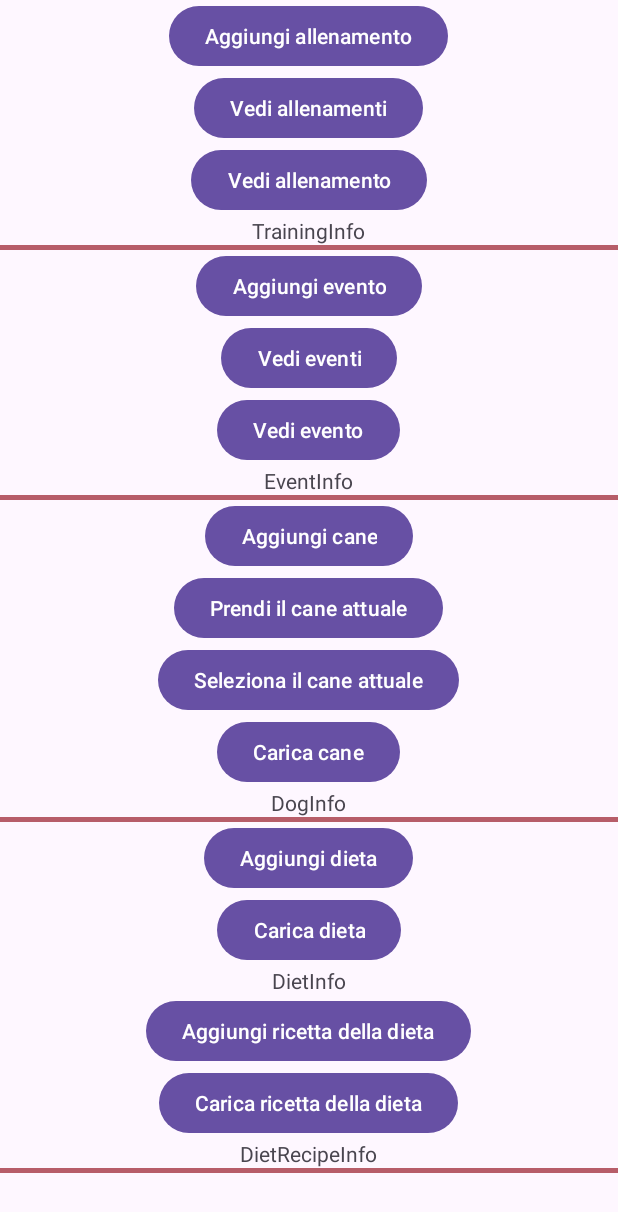
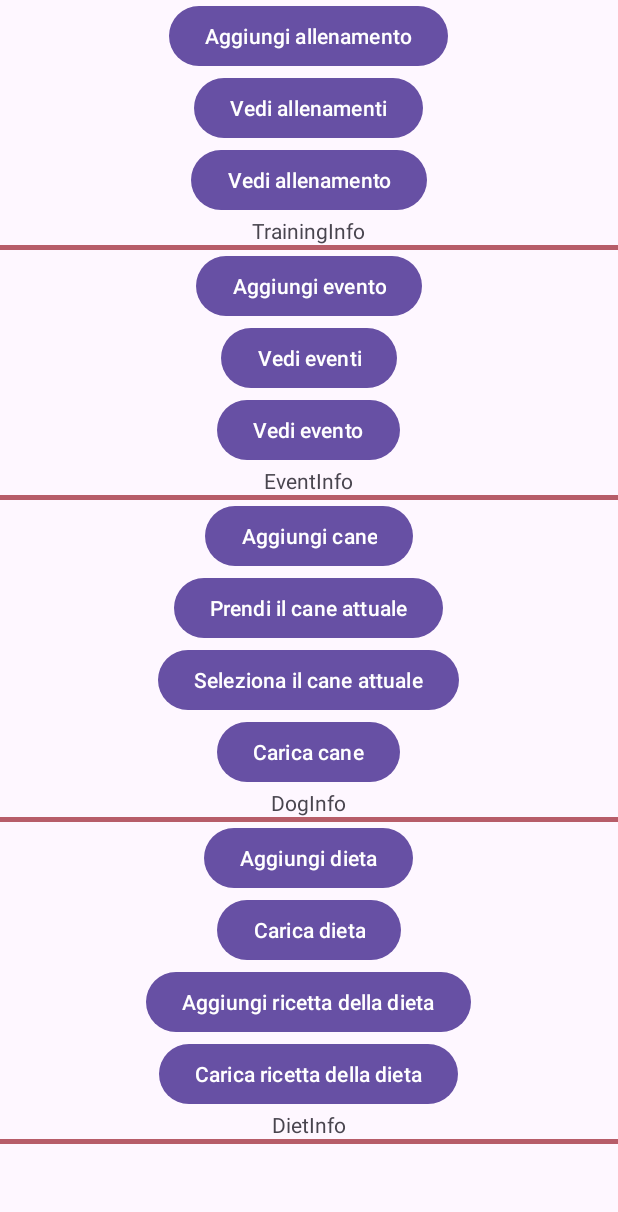
Before and after one commit to tatoken/DogGo, an Android app: the TestActivity screen opened directly, with no data from a screen before it, on a phone screen of 412 x 824 dp. Shown: the top 1212 px of the screen. Run offline under Robolectric (Android 15) with nearby library versions, the phone set to English and light mode, and no system bars.

Commit message:
Test dei metodi della classe di gestione del DB per la parte dieta, con l'integrazione del metodo che prende il cane attuale

```diff
--- a/app/src/main/java/com/example/doggo_ourapp/DietData.kt
+++ b/app/src/main/java/com/example/doggo_ourapp/DietData.kt
@@ -7,5 +7,5 @@ data class DietData(
     var proteins: String = "",
     var fibers: String = "",
     var vitamins: String = "",
-    var dietRecipe: MutableList<DietRecipeData> = mutableListOf()
+    var dietRecipe: Map<String, DietRecipeData> = emptyMap()
 )
--- a/app/src/main/java/com/example/doggo_ourapp/TestActivity.kt
+++ b/app/src/main/java/com/example/doggo_ourapp/TestActivity.kt
@@ -31,11 +31,12 @@ class TestActivity : AppCompatActivity() {
 
     private lateinit var addDietButton: Button
     private lateinit var loadDietButton: Button
+    private lateinit var addDietRecipeButton: Button
+    private lateinit var loadDietRecipeButton: Button
     private lateinit var infoDiet:TextView
 
-    private lateinit var addDietRecipeButton: Button
-    private lateinit var loadDietRecipeButton: Button
-    private lateinit var infoDietRecipe:TextView
+
+
 
     override fun onCreate(savedInstanceState: Bundle?) {
         super.onCreate(savedInstanceState)
@@ -237,11 +238,17 @@ class TestActivity : AppCompatActivity() {
         }
 
         loadDietRecipeButton=findViewById(R.id.loadDietRecipe)
-        infoDietRecipe=findViewById(R.id.dietRecipeInfo)
+        infoDiet=findViewById(R.id.dietInfo)
 
         loadDietRecipeButton.setOnClickListener()
         {
-
+            DietFirebase.loadDietRecipe("-OUM9kBIKpiIyqXfzIzD") { diet ->
+                if (diet != null) {
+                    infoDiet.text="IdRecipe: ${diet.idRecipe}, Data: ${diet.lastDataDone}"
+                } else {
+                    infoDiet.text="Errore"
+                }
+            }
 
         }
 
--- a/app/src/main/res/layout/activity_test.xml
+++ b/app/src/main/res/layout/activity_test.xml
@@ -136,12 +136,6 @@
             android:text="Carica dieta"
             />
 
-        <TextView
-            android:id="@+id/dietInfo"
-            android:layout_width="wrap_content"
-            android:layout_height="wrap_content"
-            android:text="DietInfo"/>
-
         <Button
             android:id="@+id/addDietRecipe"
             android:layout_width="wrap_content"
@@ -157,10 +151,10 @@
             />
 
         <TextView
-            android:id="@+id/dietRecipeInfo"
+            android:id="@+id/dietInfo"
             android:layout_width="wrap_content"
             android:layout_height="wrap_content"
-            android:text="DietRecipeInfo"/>
+            android:text="DietInfo"/>
 
         <View
             android:layout_width="match_parent"
```
